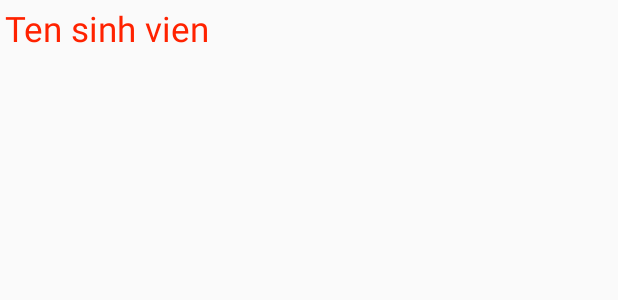
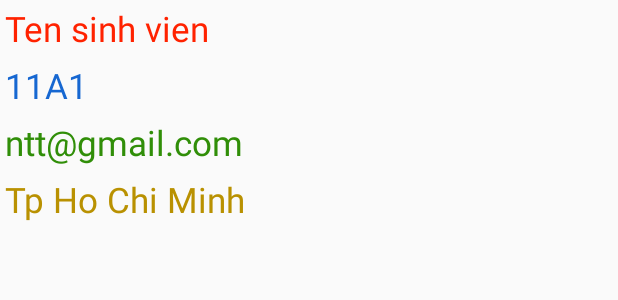
Before and after one commit to phamtanphat/FragmentOrientation1409, an Android app: the layout fragment_info_sinhvien.xml on its own in the app's theme, with its tools: preview values and no code run, on a phone screen of 412 x 824 dp. Shown: the top 300 px of the screen. Run offline under Robolectric (Android 15) with nearby library versions, the phone set to English and light mode, and no system bars.

Commit message:
"Layout"

```diff
--- a/app/src/main/res/layout/fragment_info_sinhvien.xml
+++ b/app/src/main/res/layout/fragment_info_sinhvien.xml
@@ -12,4 +12,28 @@
         android:text="Ten sinh vien"
         android:layout_width="wrap_content"
         android:layout_height="wrap_content" />
+    <TextView
+        android:textColor="#1667d1"
+        android:id="@+id/textviewlopsv"
+        android:layout_margin="3dp"
+        android:textSize="23sp"
+        android:text="11A1"
+        android:layout_width="wrap_content"
+        android:layout_height="wrap_content" />
+    <TextView
+        android:textColor="#308e08"
+        android:id="@+id/textviewemailsv"
+        android:layout_margin="3dp"
+        android:textSize="23sp"
+        android:text="ntt@gmail.com"
+        android:layout_width="wrap_content"
+        android:layout_height="wrap_content" />
+    <TextView
+        android:textColor="#b99101"
+        android:id="@+id/textviewdiachisv"
+        android:layout_margin="3dp"
+        android:textSize="23sp"
+        android:text="Tp Ho Chi Minh"
+        android:layout_width="wrap_content"
+        android:layout_height="wrap_content" />
 </LinearLayout>
```
